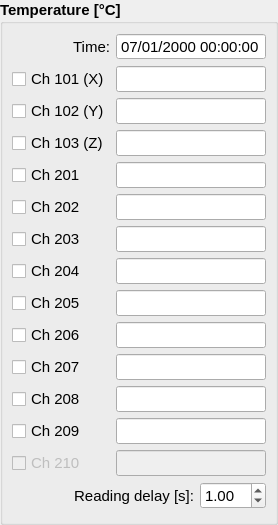
This is hallbench/gui/ui/temperaturechannelswidget.ui in lnls-ima/hall-bench-control as Qt 5 draws it before an edit. The edited form follows.
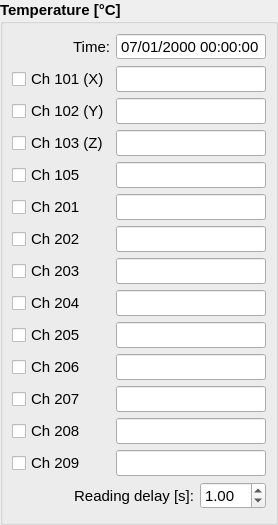
This is the edited form.

Commit message: Fix bugs and add temperature channel for magnetic transducer

Diff of the .ui file:
```diff
--- a/hallbench/gui/ui/temperaturechannelswidget.ui
+++ b/hallbench/gui/ui/temperaturechannelswidget.ui
@@ -40,6 +40,104 @@
       <string>Temperature [°C]</string>
      </property>
      <layout class="QGridLayout" name="gridLayout">
+      <item row="2" column="1" colspan="2">
+       <widget class="QLineEdit" name="channel102_le">
+        <property name="sizePolicy">
+         <sizepolicy hsizetype="Minimum" vsizetype="Fixed">
+          <horstretch>0</horstretch>
+          <verstretch>0</verstretch>
+         </sizepolicy>
+        </property>
+        <property name="maximumSize">
+         <size>
+          <width>155</width>
+          <height>16777215</height>
+         </size>
+        </property>
+        <property name="font">
+         <font>
+          <weight>50</weight>
+          <bold>false</bold>
+         </font>
+        </property>
+        <property name="readOnly">
+         <bool>true</bool>
+        </property>
+       </widget>
+      </item>
+      <item row="8" column="1" colspan="2">
+       <widget class="QLineEdit" name="channel204_le">
+        <property name="sizePolicy">
+         <sizepolicy hsizetype="Minimum" vsizetype="Fixed">
+          <horstretch>0</horstretch>
+          <verstretch>0</verstretch>
+         </sizepolicy>
+        </property>
+        <property name="maximumSize">
+         <size>
+          <width>155</width>
+          <height>16777215</height>
+         </size>
+        </property>
+        <property name="font">
+         <font>
+          <weight>50</weight>
+          <bold>false</bold>
+         </font>
+        </property>
+        <property name="readOnly">
+         <bool>true</bool>
+        </property>
+       </widget>
+      </item>
+      <item row="12" column="0">
+       <widget class="QCheckBox" name="channel208_chb">
+        <property name="font">
+         <font>
+          <weight>50</weight>
+          <bold>false</bold>
+         </font>
+        </property>
+        <property name="text">
+         <string>Ch 208</string>
+        </property>
+        <property name="checked">
+         <bool>false</bool>
+        </property>
+       </widget>
+      </item>
+      <item row="8" column="0">
+       <widget class="QCheckBox" name="channel204_chb">
+        <property name="font">
+         <font>
+          <weight>50</weight>
+          <bold>false</bold>
+         </font>
+        </property>
+        <property name="text">
+         <string>Ch 204</string>
+        </property>
+        <property name="checked">
+         <bool>false</bool>
+        </property>
+       </widget>
+      </item>
+      <item row="3" column="0">
+       <widget class="QCheckBox" name="channel103_chb">
+        <property name="font">
+         <font>
+          <weight>50</weight>
+          <bold>false</bold>
+         </font>
+        </property>
+        <property name="text">
+         <string>Ch 103 (Z)</string>
+        </property>
+        <property name="checked">
+         <bool>false</bool>
+        </property>
+       </widget>
+      </item>
       <item row="2" column="0">
        <widget class="QCheckBox" name="channel102_chb">
         <property name="font">
@@ -56,7 +154,7 @@
         </property>
        </widget>
       </item>
-      <item row="8" column="0">
+      <item row="9" column="0">
        <widget class="QCheckBox" name="channel205_chb">
         <property name="font">
          <font>
@@ -95,34 +193,6 @@
        </widget>
       </item>
       <item row="13" column="1" colspan="2">
-       <widget class="QLineEdit" name="channel210_le">
-        <property name="enabled">
-         <bool>false</bool>
-        </property>
-        <property name="sizePolicy">
-         <sizepolicy hsizetype="Minimum" vsizetype="Fixed">
-          <horstretch>0</horstretch>
-          <verstretch>0</verstretch>
-         </sizepolicy>
-        </property>
-        <property name="maximumSize">
-         <size>
-          <width>155</width>
-          <height>16777215</height>
-         </size>
-        </property>
-        <property name="font">
-         <font>
-          <weight>50</weight>
-          <bold>false</bold>
-         </font>
-        </property>
-        <property name="readOnly">
-         <bool>true</bool>
-        </property>
-       </widget>
-      </item>
-      <item row="12" column="1" colspan="2">
        <widget class="QLineEdit" name="channel209_le">
         <property name="sizePolicy">
          <sizepolicy hsizetype="Minimum" vsizetype="Fixed">
@@ -172,7 +242,7 @@
         </property>
        </widget>
       </item>
-      <item row="6" column="1" colspan="2">
+      <item row="7" column="1" colspan="2">
        <widget class="QLineEdit" name="channel203_le">
         <property name="sizePolicy">
          <sizepolicy hsizetype="Minimum" vsizetype="Fixed">
@@ -197,7 +267,7 @@
         </property>
        </widget>
       </item>
-      <item row="12" column="0">
+      <item row="13" column="0">
        <widget class="QCheckBox" name="channel209_chb">
         <property name="font">
          <font>
@@ -213,7 +283,7 @@
         </property>
        </widget>
       </item>
-      <item row="6" column="0">
+      <item row="7" column="0">
        <widget class="QCheckBox" name="channel203_chb">
         <property name="font">
          <font>
@@ -229,54 +299,6 @@
         </property>
        </widget>
       </item>
-      <item row="11" column="0">
-       <widget class="QCheckBox" name="channel208_chb">
-        <property name="font">
-         <font>
-          <weight>50</weight>
-          <bold>false</bold>
-         </font>
-        </property>
-        <property name="text">
-         <string>Ch 208</string>
-        </property>
-        <property name="checked">
-         <bool>false</bool>
-        </property>
-       </widget>
-      </item>
-      <item row="7" column="0">
-       <widget class="QCheckBox" name="channel204_chb">
-        <property name="font">
-         <font>
-          <weight>50</weight>
-          <bold>false</bold>
-         </font>
-        </property>
-        <property name="text">
-         <string>Ch 204</string>
-        </property>
-        <property name="checked">
-         <bool>false</bool>
-        </property>
-       </widget>
-      </item>
-      <item row="3" column="0">
-       <widget class="QCheckBox" name="channel103_chb">
-        <property name="font">
-         <font>
-          <weight>50</weight>
-          <bold>false</bold>
-         </font>
-        </property>
-        <property name="text">
-         <string>Ch 103 (Z)</string>
-        </property>
-        <property name="checked">
-         <bool>false</bool>
-        </property>
-       </widget>
-      </item>
       <item row="0" column="1" colspan="2">
        <widget class="QDateTimeEdit" name="time_dte">
         <property name="sizePolicy">
@@ -316,57 +338,7 @@
         </property>
        </widget>
       </item>
-      <item row="2" column="1" colspan="2">
-       <widget class="QLineEdit" name="channel102_le">
-        <property name="sizePolicy">
-         <sizepolicy hsizetype="Minimum" vsizetype="Fixed">
-          <horstretch>0</horstretch>
-          <verstretch>0</verstretch>
-         </sizepolicy>
-        </property>
-        <property name="maximumSize">
-         <size>
-          <width>155</width>
-          <height>16777215</height>
-         </size>
-        </property>
-        <property name="font">
-         <font>
-          <weight>50</weight>
-          <bold>false</bold>
-         </font>
-        </property>
-        <property name="readOnly">
-         <bool>true</bool>
-        </property>
-       </widget>
-      </item>
-      <item row="7" column="1" colspan="2">
-       <widget class="QLineEdit" name="channel204_le">
-        <property name="sizePolicy">
-         <sizepolicy hsizetype="Minimum" vsizetype="Fixed">
-          <horstretch>0</horstretch>
-          <verstretch>0</verstretch>
-         </sizepolicy>
-        </property>
-        <property name="maximumSize">
-         <size>
-          <width>155</width>
-          <height>16777215</height>
-         </size>
-        </property>
-        <property name="font">
-         <font>
-          <weight>50</weight>
-          <bold>false</bold>
-         </font>
-        </property>
-        <property name="readOnly">
-         <bool>true</bool>
-        </property>
-       </widget>
-      </item>
-      <item row="5" column="0">
+      <item row="6" column="0">
        <widget class="QCheckBox" name="channel202_chb">
         <property name="font">
          <font>
@@ -382,25 +354,6 @@
         </property>
        </widget>
       </item>
-      <item row="13" column="0">
-       <widget class="QCheckBox" name="channel210_chb">
-        <property name="enabled">
-         <bool>false</bool>
-        </property>
-        <property name="font">
-         <font>
-          <weight>50</weight>
-          <bold>false</bold>
-         </font>
-        </property>
-        <property name="text">
-         <string>Ch 210</string>
-        </property>
-        <property name="checked">
-         <bool>false</bool>
-        </property>
-       </widget>
-      </item>
       <item row="1" column="1" colspan="2">
        <widget class="QLineEdit" name="channel101_le">
         <property name="sizePolicy">
@@ -426,7 +379,7 @@
         </property>
        </widget>
       </item>
-      <item row="4" column="1" colspan="2">
+      <item row="5" column="1" colspan="2">
        <widget class="QLineEdit" name="channel201_le">
         <property name="sizePolicy">
          <sizepolicy hsizetype="Minimum" vsizetype="Fixed">
@@ -467,7 +420,7 @@
         </property>
        </widget>
       </item>
-      <item row="10" column="0">
+      <item row="11" column="0">
        <widget class="QCheckBox" name="channel207_chb">
         <property name="font">
          <font>
@@ -483,7 +436,7 @@
         </property>
        </widget>
       </item>
-      <item row="9" column="1" colspan="2">
+      <item row="10" column="1" colspan="2">
        <widget class="QLineEdit" name="channel206_le">
         <property name="sizePolicy">
          <sizepolicy hsizetype="Minimum" vsizetype="Fixed">
@@ -508,7 +461,7 @@
         </property>
        </widget>
       </item>
-      <item row="4" column="0">
+      <item row="5" column="0">
        <widget class="QCheckBox" name="channel201_chb">
         <property name="font">
          <font>
@@ -524,7 +477,7 @@
         </property>
        </widget>
       </item>
-      <item row="9" column="0">
+      <item row="10" column="0">
        <widget class="QCheckBox" name="channel206_chb">
         <property name="font">
          <font>
@@ -540,7 +493,7 @@
         </property>
        </widget>
       </item>
-      <item row="10" column="1" colspan="2">
+      <item row="11" column="1" colspan="2">
        <widget class="QLineEdit" name="channel207_le">
         <property name="sizePolicy">
          <sizepolicy hsizetype="Minimum" vsizetype="Fixed">
@@ -565,7 +518,7 @@
         </property>
        </widget>
       </item>
-      <item row="5" column="1" colspan="2">
+      <item row="6" column="1" colspan="2">
        <widget class="QLineEdit" name="channel202_le">
         <property name="sizePolicy">
          <sizepolicy hsizetype="Minimum" vsizetype="Fixed">
@@ -590,7 +543,7 @@
         </property>
        </widget>
       </item>
-      <item row="11" column="1" colspan="2">
+      <item row="12" column="1" colspan="2">
        <widget class="QLineEdit" name="channel208_le">
         <property name="sizePolicy">
          <sizepolicy hsizetype="Minimum" vsizetype="Fixed">
@@ -659,7 +612,7 @@
         </property>
        </widget>
       </item>
-      <item row="8" column="1" colspan="2">
+      <item row="9" column="1" colspan="2">
        <widget class="QLineEdit" name="channel205_le">
         <property name="sizePolicy">
          <sizepolicy hsizetype="Minimum" vsizetype="Fixed">
@@ -684,6 +637,53 @@
         </property>
        </widget>
       </item>
+      <item row="4" column="0">
+       <widget class="QCheckBox" name="channel105_chb">
+        <property name="enabled">
+         <bool>true</bool>
+        </property>
+        <property name="font">
+         <font>
+          <weight>50</weight>
+          <bold>false</bold>
+         </font>
+        </property>
+        <property name="text">
+         <string>Ch 105</string>
+        </property>
+        <property name="checked">
+         <bool>false</bool>
+        </property>
+       </widget>
+      </item>
+      <item row="4" column="1" colspan="2">
+       <widget class="QLineEdit" name="channel105_le">
+        <property name="enabled">
+         <bool>true</bool>
+        </property>
+        <property name="sizePolicy">
+         <sizepolicy hsizetype="Minimum" vsizetype="Fixed">
+          <horstretch>0</horstretch>
+          <verstretch>0</verstretch>
+         </sizepolicy>
+        </property>
+        <property name="maximumSize">
+         <size>
+          <width>155</width>
+          <height>16777215</height>
+         </size>
+        </property>
+        <property name="font">
+         <font>
+          <weight>50</weight>
+          <bold>false</bold>
+         </font>
+        </property>
+        <property name="readOnly">
+         <bool>true</bool>
+        </property>
+       </widget>
+      </item>
      </layout>
     </widget>
    </item>
```
Left out of the diff: 4 changed lines with no effect on the pictures. The commit also changes 7 other files.
